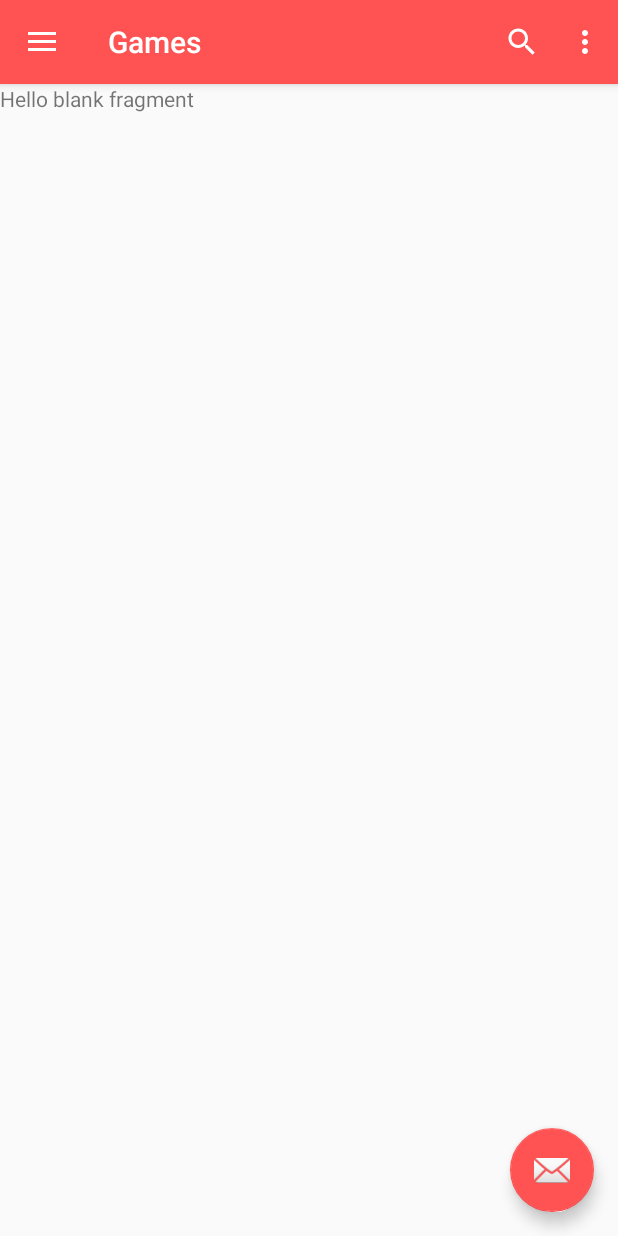
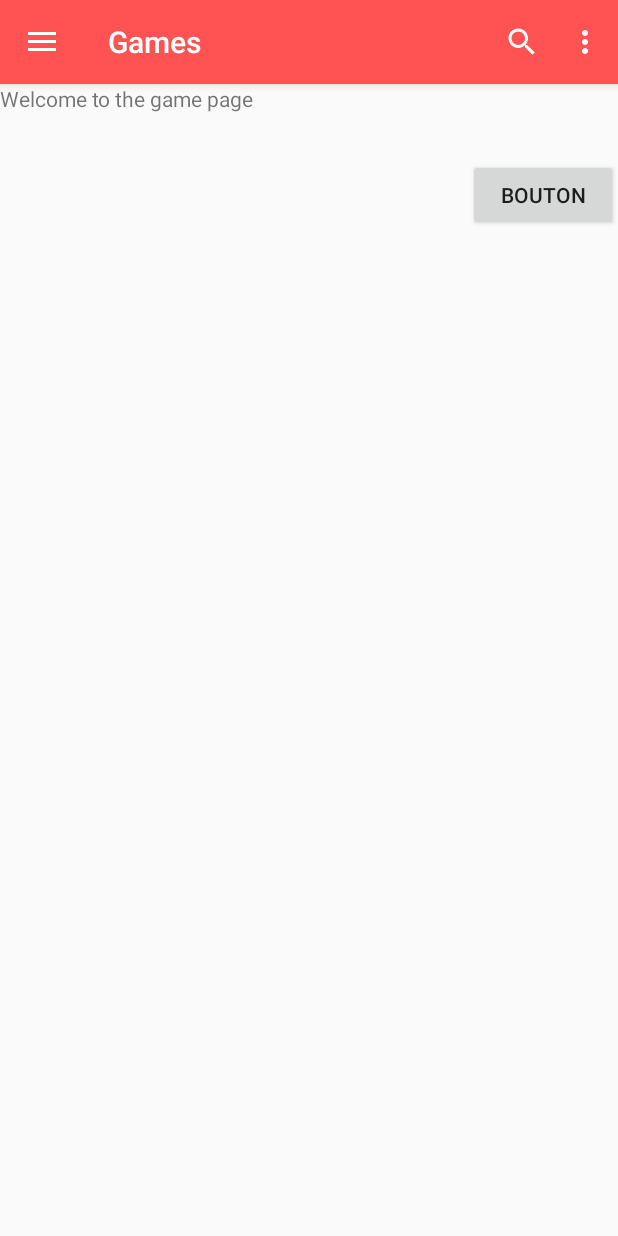
Before and after one commit to Psykotik/Radion-Android, an Android app: the screen it shows after launch (MainActivity), on a phone screen of 412 x 824 dp. Run offline under Robolectric (Android 15) with nearby library versions, the phone set to English and light mode, and no system bars.

Commit message:
[WIP] Fragments

```diff
--- a/Radion/app/src/main/java/fr/jordanlambert/radion/activity/MainActivity.java
+++ b/Radion/app/src/main/java/fr/jordanlambert/radion/activity/MainActivity.java
@@ -215,23 +215,28 @@ public class MainActivity extends AppCompatActivity
             case 0:
                 // Game frag
                 GamesFragment gameFragment = new GamesFragment();
+                Log.i(TAG, "Clicked on nav_games");
                 return gameFragment;
             case 1:
                 // News frag
                 NewsFragment newsFragement = new NewsFragment();
+                Log.i(TAG, "Clicked on nav_news");
                 return newsFragement;
             case 2:
                 // Discover frag
                 DiscoverFragment discoverFragment = new DiscoverFragment();
+                Log.i(TAG, "Clicked on nav_discover");
                 return discoverFragment;
             case 3:
                 // Stations frag
                 StationsFragment stationsFragment = new StationsFragment();
+                Log.i(TAG, "Clicked on nav_stations");
                 return stationsFragment;
 
             case 4:
                 // Settings frag
                 SettingsFragment settingsFragment = new SettingsFragment();
+                Log.i(TAG, "Clicked on nav_settings");
                 return settingsFragment;
             default:
                 return new GamesFragment();
@@ -330,9 +335,9 @@ public class MainActivity extends AppCompatActivity
 
     // show or hide the fab
     private void toggleFab() {
-        if (navItemIndex == 0)
+        /*if (navItemIndex == 0)
             fab.show();
-        else
+        else*/
             fab.hide();
     }
 
--- a/Radion/app/src/main/java/fr/jordanlambert/radion/fragment/GamesFragment.java
+++ b/Radion/app/src/main/java/fr/jordanlambert/radion/fragment/GamesFragment.java
@@ -4,10 +4,16 @@ import android.content.Context;
 import android.net.Uri;
 import android.os.Bundle;
 import android.support.v4.app.Fragment;
+import android.util.Log;
 import android.view.LayoutInflater;
 import android.view.View;
 import android.view.ViewGroup;
+import android.widget.Button;
+import android.widget.TextView;
 
+import org.w3c.dom.Text;
+
+import fr.jordanlambert.radion.API.RetrieveFeedFromAPI;
 import fr.jordanlambert.radion.R;
 
 /**
@@ -23,6 +29,8 @@ public class GamesFragment extends Fragment {
     // the fragment initialization parameters, e.g. ARG_ITEM_NUMBER
     private static final String ARG_PARAM1 = "param1";
     private static final String ARG_PARAM2 = "param2";
+
+
 
     // TODO: Rename and change types of parameters
     private String mParam1;
@@ -64,8 +72,21 @@ public class GamesFragment extends Fragment {
     @Override
     public View onCreateView(LayoutInflater inflater, ViewGroup container,
                              Bundle savedInstanceState) {
+
+        View myInflatedView = inflater.inflate(R.layout.fragment_games, container, false);
+
+        Button buttonTest = (Button) myInflatedView.findViewById(R.id.querryButtonGame);
+        buttonTest.setOnClickListener( new View.OnClickListener() {
+
+            @Override
+            public void onClick(View v) {
+                TextView t = (TextView) v.getRootView().findViewById(R.id.alllala);
+                t.setText("Text thugyuggj");
+            }
+        });
+
         // Inflate the layout for this fragment
-        return inflater.inflate(R.layout.fragment_games, container, false);
+        return myInflatedView;
     }
 
     // TODO: Rename method, update argument and hook method into UI event
@@ -106,4 +127,5 @@ public class GamesFragment extends Fragment {
         // TODO: Update argument type and name
         void onFragmentInteraction(Uri uri);
     }
+
 }
--- a/Radion/app/src/main/res/layout/fragment_games.xml
+++ b/Radion/app/src/main/res/layout/fragment_games.xml
@@ -1,13 +1,25 @@
 <FrameLayout xmlns:android="http://schemas.android.com/apk/res/android"
+    xmlns:app="http://schemas.android.com/apk/res-auto"
     xmlns:tools="http://schemas.android.com/tools"
     android:layout_width="match_parent"
     android:layout_height="match_parent"
     tools:context="fr.jordanlambert.radion.fragment.GamesFragment">
 
-    <!-- TODO: Update blank fragment layout -->
     <TextView
+        android:id="@+id/alllala"
         android:layout_width="match_parent"
         android:layout_height="match_parent"
-        android:text="@string/hello_blank_fragment" />
+        android:text="@string/gameFragment_hello" />
+
+    <Button
+        android:id="@+id/querryButtonGame"
+        android:layout_width="100dp"
+        android:layout_height="wrap_content"
+        android:layout_gravity="top|right"
+        android:layout_marginTop="50dp"
+        android:elevation="0dp"
+        android:text="Bouton"
+        android:textColorLink="@color/colorPrimary" />
+
 
 </FrameLayout>
--- a/Radion/app/src/main/res/values/strings.xml
+++ b/Radion/app/src/main/res/values/strings.xml
@@ -119,4 +119,10 @@
     <string name="hello_blank_fragment">Hello blank fragment</string>
     <string name="title_activity_share">ShareActivity</string>
     <string name="title_activity_feedback">FeedbackActivity</string>
+
+    <!--
+    ##### #### ### Game fragments
+    -->
+    <string name="gameFragment_hello">Welcome to the game page</string>
+
 </resources>
```
Also changed, not shown: Radion/app/src/main/AndroidManifest.xml (+6 -3 lines), Radion/app/src/main/java/fr/jordanlambert/radion/API/RetrieveFeedFromAPI.java (+89 -1 lines).
